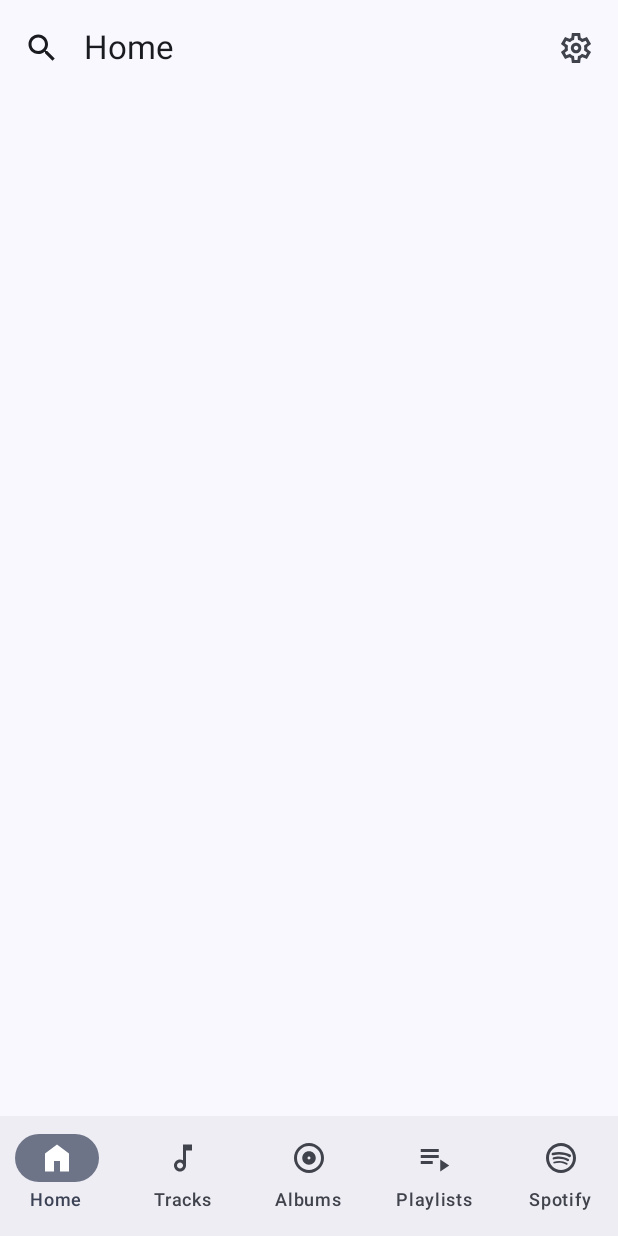
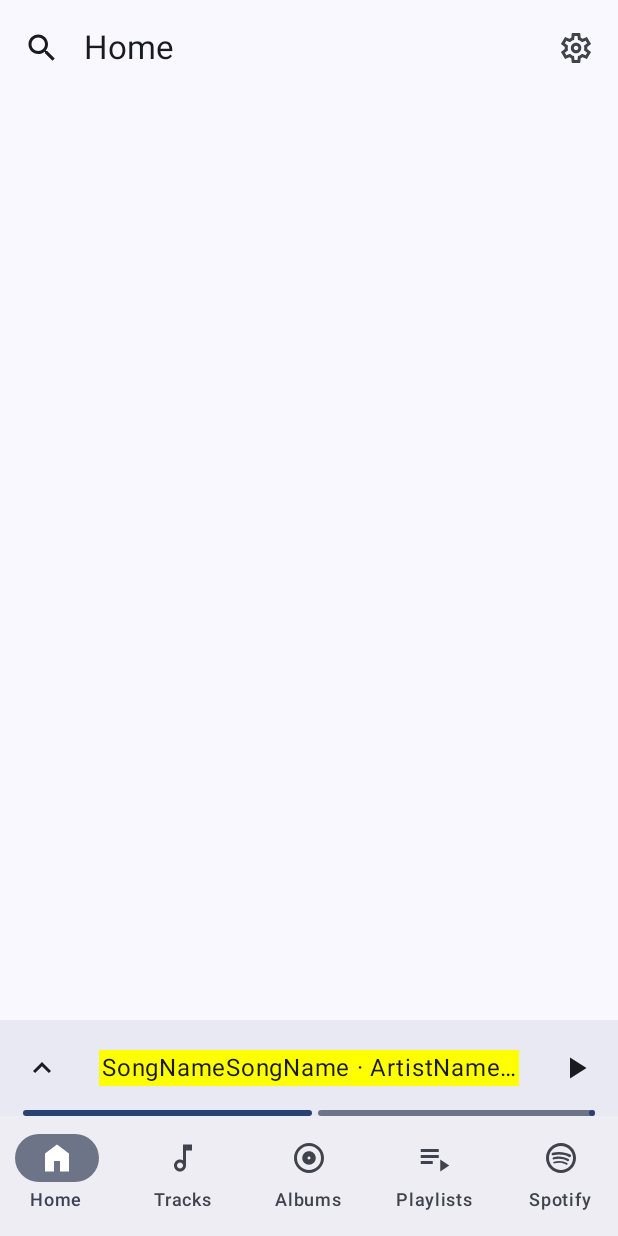
Before and after one commit to meltmeltix/Revo, an Android app built with Jetpack Compose: the screen it shows after launch (MainActivity), on a phone screen of 412 x 824 dp. Run offline under Robolectric (Android 15) with nearby library versions, the phone set to English and light mode, and no system bars; our stand-ins replace accompanist, constraintlayout-compose.

```diff
--- a/app/build.gradle
+++ b/app/build.gradle
@@ -57,6 +57,7 @@ dependencies {
     implementation 'androidx.compose.material3:material3-window-size-class:1.0.0-alpha15'
     implementation 'com.google.accompanist:accompanist-systemuicontroller:0.17.0'
     implementation 'androidx.preference:preference:1.2.0'
+    implementation 'androidx.constraintlayout:constraintlayout-compose:1.1.0-alpha03'
 
     testImplementation 'junit:junit:4.13.2'
     androidTestImplementation 'androidx.test.ext:junit:1.1.3'
--- a/app/src/main/java/com/alessiocameroni/revomusicplayer/MainActivity.kt
+++ b/app/src/main/java/com/alessiocameroni/revomusicplayer/MainActivity.kt
@@ -4,6 +4,7 @@ import android.content.Intent
 import android.os.Bundle
 import androidx.activity.ComponentActivity
 import androidx.activity.compose.setContent
+import androidx.compose.foundation.background
 import androidx.compose.foundation.layout.*
 import androidx.compose.material.icons.Icons
 import androidx.compose.material.icons.filled.MoreVert
@@ -12,9 +13,17 @@ import androidx.compose.material3.*
 import androidx.compose.runtime.*
 import androidx.compose.ui.Alignment
 import androidx.compose.ui.Modifier
+import androidx.compose.ui.graphics.Color
 import androidx.compose.ui.platform.LocalContext
 import androidx.compose.ui.res.painterResource
 import androidx.compose.ui.res.stringResource
+import androidx.compose.ui.semantics.semantics
+import androidx.compose.ui.text.style.TextAlign
+import androidx.compose.ui.text.style.TextOverflow
+import androidx.compose.ui.unit.dp
+import androidx.constraintlayout.compose.ConstraintLayout
+import androidx.constraintlayout.compose.ConstraintSet
+import androidx.constraintlayout.compose.layoutId
 import androidx.navigation.NavController
 import androidx.navigation.NavHostController
 import androidx.navigation.compose.NavHost
@@ -38,7 +47,41 @@ class MainActivity : ComponentActivity() {
 
                     Scaffold(
                         bottomBar = {
+                            val constraints = ConstraintSet {
+                                val bottomNavigationBar = createRefFor("bottomnavbar")
+                                val miniPlayer = createRefFor("miniplayer")
+
+                                constrain(bottomNavigationBar) {
+                                    start.linkTo(parent.start)
+                                    end.linkTo(parent.end)
+                                    bottom.linkTo(parent.bottom)
+                                }
+
+                                constrain(miniPlayer) {
+                                    start.linkTo(parent.start)
+                                    end.linkTo(parent.end)
+                                    bottom.linkTo(bottomNavigationBar.top)
+                                }
+                            }
+
+                            ConstraintLayout(constraints, Modifier.fillMaxWidth()) {
+                                BottomMiniPlayer(
+                                    modifier = Modifier
+                                        .layoutId("miniplayer")
+                                        .fillMaxWidth()
+                                        .height(64.dp)
+                                        .background(
+                                            MaterialTheme.colorScheme.surfaceColorAtElevation(
+                                                3.dp
+                                            )
+                                        ),
+                                    songName = "SongName",
+                                    artistName = "ArtistName"
+                                )
+
                                 BottomNavigationBar(
+                                    modifier = Modifier
+                                        .layoutId("bottomnavbar"),
                                     items = listOf(
                                         BottomNavigationItem(
                                             name = stringResource(id = R.string.str_home),
@@ -76,6 +119,7 @@ class MainActivity : ComponentActivity() {
                                         navController.navigate(it.route)
                                     }
                                 )
+                            }
                         },
                         content = { padding ->
                             Column(modifier = Modifier.padding(padding)){
@@ -90,7 +134,96 @@ class MainActivity : ComponentActivity() {
 }
 
 
-//Screens
+// UI Elements
+@Composable
+fun BottomMiniPlayer(
+    modifier: Modifier,
+    songName: String,
+    artistName: String
+) {
+    Box(
+        modifier = modifier
+    ) {
+        val constraints = ConstraintSet {
+            val musicProgressBar = createRefFor("musicprogressbar")
+            val openPanelButton = createRefFor("openpanelbutton")
+            val songInfoText = createRefFor("songinfotext")
+            val playButton = createRefFor("playbutton")
+
+            constrain(musicProgressBar) {
+                bottom.linkTo(parent.bottom)
+            }
+
+            constrain(openPanelButton) {
+                start.linkTo(parent.start)
+                top.linkTo(parent.top)
+                bottom.linkTo(parent.bottom)
+            }
+
+            constrain(songInfoText) {
+                start.linkTo(openPanelButton.end)
+                top.linkTo(parent.top)
+                end.linkTo(playButton.start)
+                bottom.linkTo(parent.bottom)
+            }
+
+            constrain(playButton) {
+                top.linkTo(parent.top)
+                end.linkTo(parent.end)
+                bottom.linkTo(parent.bottom)
+            }
+        }
+
+        ConstraintLayout(constraints, modifier = Modifier.fillMaxSize()) {
+            IconButton(
+                onClick = {  },
+                modifier = Modifier
+                    .layoutId("openpanelbutton")
+                    .padding(horizontal = 4.dp)
+            ) {
+                Icon(
+                    painter = painterResource(id = R.drawable.ic_baseline_keyboard_arrow_up_24),
+                    contentDescription = stringResource(id = R.string.desc_openmusic)
+                )
+            }
+
+            Text(
+                modifier = Modifier
+                    .layoutId("songinfotext")
+                    .width(280.dp)
+                    .background(Color.Yellow),
+                text = "$songName$songName · $artistName$artistName",
+                maxLines = 1,
+                textAlign = TextAlign.Center,
+                overflow = TextOverflow.Ellipsis
+            )
+
+            IconButton(
+                onClick = {  },
+                modifier = Modifier
+                    .layoutId("playbutton")
+                    .padding(horizontal = 4.dp)
+            ) {
+                Icon(
+                    painter = painterResource(id = R.drawable.ic_baseline_play_arrow_24),
+                    contentDescription = stringResource(id = R.string.desc_openmusic),
+                )
+            }
+
+            LinearProgressIndicator(
+                modifier = Modifier
+                    .layoutId("musicprogressbar")
+                    .fillMaxWidth()
+                    .padding(horizontal = 15.dp)
+                    .semantics(mergeDescendants = true) {},
+                progress = 0.5f
+            )
+        }
+    }
+}
+
+
+// Screens
 
 @OptIn(ExperimentalMaterial3Api::class)
 @Composable
@@ -478,7 +611,7 @@ fun SpotifyFavoritesScreen() {
 }
 
 
-//Bottom Navigation
+// Bottom Navigation
 
 @Composable
 fun Navigation(navController: NavHostController) {
@@ -528,4 +661,4 @@ fun BottomNavigationBar(
 }
 
 
-//Other functions
+// Other functions
--- /dev/null
+++ b/app/src/main/res/drawable/ic_baseline_keyboard_arrow_up_24.xml
@@ -0,0 +1,5 @@
+<vector android:height="24dp" android:tint="#000000"
+    android:viewportHeight="24" android:viewportWidth="24"
+    android:width="24dp" xmlns:android="http://schemas.android.com/apk/res/android">
+    <path android:fillColor="@android:color/white" android:pathData="M7.41,15.41L12,10.83l4.59,4.58L18,14l-6,-6 -6,6z"/>
+</vector>
--- /dev/null
+++ b/app/src/main/res/drawable/ic_baseline_pause_24.xml
@@ -0,0 +1,5 @@
+<vector android:height="24dp" android:tint="#000000"
+    android:viewportHeight="24" android:viewportWidth="24"
+    android:width="24dp" xmlns:android="http://schemas.android.com/apk/res/android">
+    <path android:fillColor="@android:color/white" android:pathData="M6,19h4L10,5L6,5v14zM14,5v14h4L18,5h-4z"/>
+</vector>
--- /dev/null
+++ b/app/src/main/res/drawable/ic_baseline_play_arrow_24.xml
@@ -0,0 +1,5 @@
+<vector android:height="24dp" android:tint="#000000"
+    android:viewportHeight="24" android:viewportWidth="24"
+    android:width="24dp" xmlns:android="http://schemas.android.com/apk/res/android">
+    <path android:fillColor="@android:color/white" android:pathData="M8,5v14l11,-7z"/>
+</vector>
--- a/app/src/main/res/values/strings.xml
+++ b/app/src/main/res/values/strings.xml
@@ -17,6 +17,7 @@
     <string name="desc_openspotify">Open Spotify Application</string>
     <string name="desc_addplaylist">Add New Playlist</string>
     <string name="desc_back">Go back</string>
-    <string name="str_phsearch">Search...</string>
+    <string name="str_phsearch">Search…</string>
     <string name="desc_close">Close</string>
+    <string name="desc_openmusic">Open music panel</string>
 </resources>
```
Lines whose indentation alone changed are shown as unchanged.
